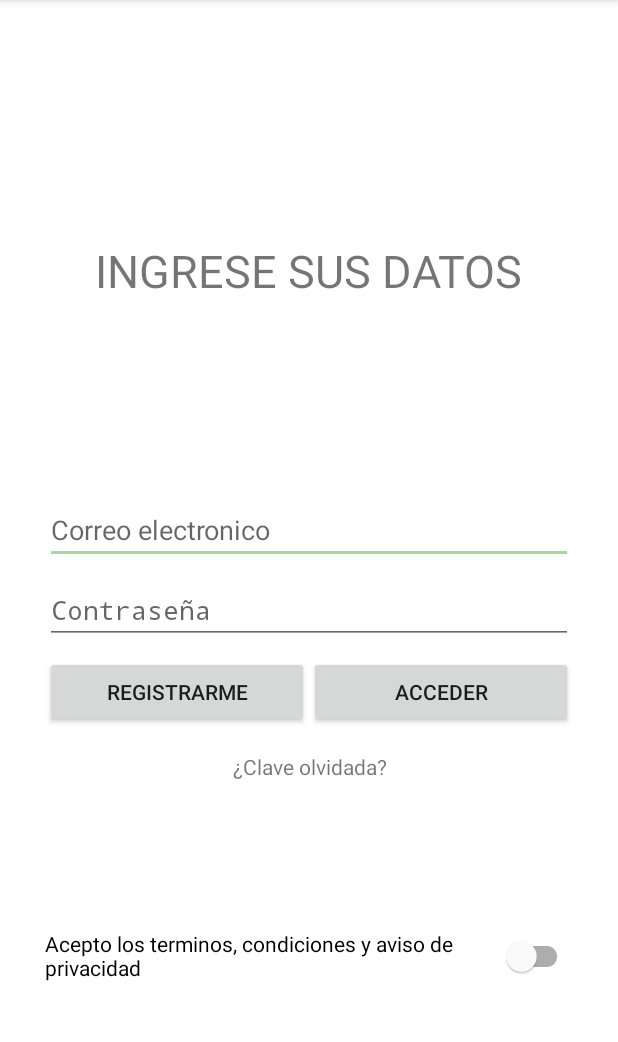
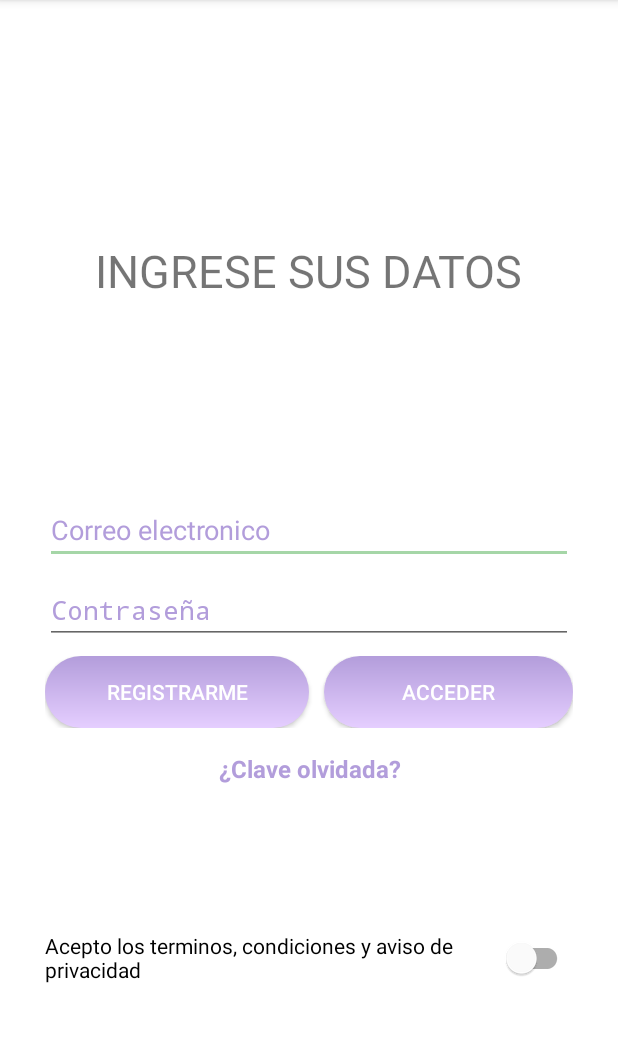
Before and after one commit to RobertoYepez/Sefree, an Android app: the CreacionSefree screen opened directly, with no data from a screen before it, after a tap on "REGISTRARME", on a phone screen of 412 x 824 dp, the part 84-1126 px from its top. Run offline under Robolectric (Android 15) with nearby library versions, the phone set to English and light mode, and no system bars; our stand-ins replace Firebase (no records; nobody signed in at launch, a user with empty details on screens opened directly).

Commit message:
temas cambiados en los botones

```diff
--- a/app/src/main/java/com/example/sefree/CreacionSefree.kt
+++ b/app/src/main/java/com/example/sefree/CreacionSefree.kt
@@ -29,11 +29,12 @@ class CreacionSefree : AppCompatActivity() {
         recuperarClave()
         //kjhskdjfhdkjfh
 
-        binding.switch2.setOnClickListener{
+        binding.switch2.setOnClickListener {
             val miIntent = Intent(
-                this,PoliticasYCondiciones::class.java)
+                this, PoliticasYCondiciones::class.java)
 
-            startActivityForResult(miIntent,1)}
+            startActivityForResult(miIntent, 1)
+        }
 
     }
 
@@ -42,14 +43,16 @@ class CreacionSefree : AppCompatActivity() {
     override fun onActivityResult(
         requestCode: Int,
         resultCode: Int,
-        data: Intent?) {
+        data: Intent?,
+    ) {
         super.onActivityResult(requestCode, resultCode, data)
-        if (requestCode==1){
-            if(resultCode==Activity.RESULT_OK){
+        if (requestCode == 1) {
+            if (resultCode == Activity.RESULT_OK) {
                 binding.switch2.isChecked = true
             }
         }
     }
+
     //Inicializa la sesion sin necesidad de volver a poner data
     override fun onStart() {
         super.onStart()
@@ -88,9 +91,10 @@ class CreacionSefree : AppCompatActivity() {
                 } else {
                     Toast.makeText(this, "campo(s) vacio(s)", Toast.LENGTH_SHORT).show()
                 }
+            } else {
+                Toast.makeText(this, "Aceptar los terminos y condiciones", Toast.LENGTH_SHORT)
+                    .show()
             }
-
-            else{Toast.makeText(this,"Aceptar los terminos y condiciones",Toast.LENGTH_SHORT).show()}
         }
     }
 
@@ -137,14 +141,13 @@ class CreacionSefree : AppCompatActivity() {
     }
 
 
+    private fun recuperarClave() {
 
-    private fun recuperarClave(){
+        binding.tvRecuperarclave.setOnClickListener() {
 
-        binding.tvRecuperarclave.setOnClickListener(){
-
-        val claveIntent = Intent(this,RecupClave::class.java)
-        startActivity(claveIntent)
-    }
+            val claveIntent = Intent(this, RecupClave::class.java)
+            startActivity(claveIntent)
+        }
     }
 
     private fun sendEmailVerification() {   //verificacion de correo enviando un mensaje a la bandeja del email
--- /dev/null
+++ b/app/src/main/res/drawable/custom_buttom.xml
@@ -0,0 +1,9 @@
+<?xml version="1.0" encoding="utf-8"?>
+<shape xmlns:android="http://schemas.android.com/apk/res/android">
+<gradient
+    android:startColor="#B39DDB"
+    android:endColor="#e5ceff"
+    android:angle="270"/>
+<corners
+    android:radius="40dp"/>
+</shape>
--- a/app/src/main/res/layout/activity_creacion_sefree.xml
+++ b/app/src/main/res/layout/activity_creacion_sefree.xml
@@ -40,7 +40,8 @@
             android:layout_height="wrap_content"
             android:ems="10"
             android:hint="@string/correo_electronico"
-            android:inputType="textEmailAddress" />
+            android:inputType="textEmailAddress"
+            android:textColorHint="#B29DDB" />
 
         <Space
             android:layout_width="match_parent"
@@ -52,7 +53,8 @@
             android:layout_height="wrap_content"
             android:ems="10"
             android:hint="@string/contrase_a"
-            android:inputType="textPassword" />
+            android:inputType="textPassword"
+            android:textColorHint="#B29DDB" />
 
         <Space
             android:layout_width="match_parent"
@@ -76,14 +78,21 @@
             android:layout_width="match_parent"
             android:layout_height="wrap_content"
             android:layout_weight="1"
-            android:text="Registrarme" />
+            android:background="@drawable/custom_buttom"
+            android:text="Registrarme"
+            android:textColor="@android:color/white" />
+
 
         <Button
             android:id="@+id/bttonAcceder"
+
             android:layout_width="match_parent"
             android:layout_height="wrap_content"
+            android:layout_marginLeft="10dp"
             android:layout_weight="1"
-            android:text="acceder" />
+            android:background="@drawable/custom_buttom"
+            android:text="acceder"
+            android:textColor="@color/white" />
 
     </LinearLayout>
 
@@ -94,6 +103,10 @@
         android:layout_marginTop="16dp"
         android:gravity="center_horizontal|center_vertical"
         android:text="¿Clave olvidada?"
+        android:textColor="#b29ddb"
+
+        android:textSize="16sp"
+        android:textStyle="bold"
         app:layout_constraintEnd_toEndOf="parent"
         app:layout_constraintStart_toStartOf="parent"
         app:layout_constraintTop_toBottomOf="@id/linearLayout2" />
--- a/app/src/main/res/layout/activity_main.xml
+++ b/app/src/main/res/layout/activity_main.xml
@@ -21,9 +21,10 @@
 
     <Button
         android:id="@+id/CrearCuenta"
-        android:layout_width="210dp"
-        android:layout_height="60dp"
+        android:layout_width="200dp"
+        android:layout_height="50dp"
         android:text="Comenzar"
+        android:background="@drawable/custom_buttom"
         app:layout_constraintBottom_toBottomOf="parent"
         app:layout_constraintEnd_toEndOf="parent"
         app:layout_constraintHorizontal_bias="0.497"
--- a/app/src/main/res/layout/activity_politicas_ycondiciones.xml
+++ b/app/src/main/res/layout/activity_politicas_ycondiciones.xml
@@ -23,7 +23,10 @@
             android:layout_width="match_parent"
             android:layout_height="match_parent"
             android:layout_weight="1"
-            android:text="Acepto" />
+            android:background="@drawable/custom_buttom"
+            android:text="Acepto"
+            android:textColor="@color/white"
+            />
 
 
     </LinearLayout>
--- a/app/src/main/res/layout/activity_recup_clave.xml
+++ b/app/src/main/res/layout/activity_recup_clave.xml
@@ -39,10 +39,10 @@
         android:layout_width="306dp"
         android:layout_height="48dp"
         android:ems="10"
-        android:gravity="center"
         android:hint="Correo electronico"
         android:inputType="textEmailAddress"
         android:minHeight="48dp"
+        android:textColorHint="#B29DDB"
         app:layout_constraintBottom_toBottomOf="parent"
         app:layout_constraintEnd_toEndOf="parent"
         app:layout_constraintStart_toStartOf="parent"
@@ -53,7 +53,10 @@
         android:id="@+id/btCorreoRecuperar"
         android:layout_width="wrap_content"
         android:layout_height="wrap_content"
+        android:background="@drawable/custom_buttom"
+
         android:text="Enviar"
+        android:textColor="@color/white"
         app:layout_constraintBottom_toBottomOf="parent"
         app:layout_constraintEnd_toEndOf="parent"
         app:layout_constraintStart_toStartOf="parent"
```
